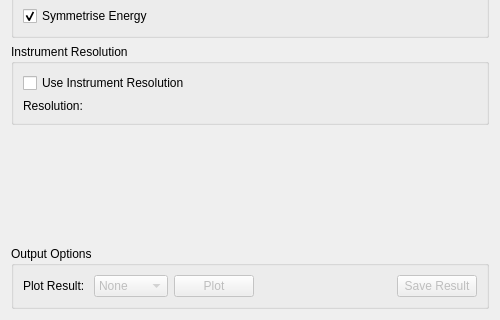
mantidproject/mantid, file MantidQt/CustomInterfaces/inc/MantidQtCustomInterfaces/Indirect/IndirectMolDyn.ui: the form before one commit; both pictures show x 0 to 500 and y 180 to 500 of the 500 by 500 pixel window.
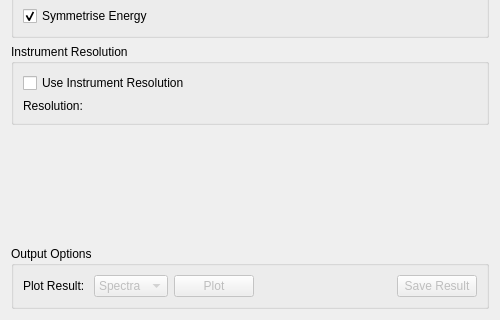
The form after the commit. Custom widgets are drawn as their Qt base class.

Commit message:
Moldyn remove none from plot options
Refs #17025

```diff
--- a/MantidQt/CustomInterfaces/inc/MantidQtCustomInterfaces/Indirect/IndirectMolDyn.ui
+++ b/MantidQt/CustomInterfaces/inc/MantidQtCustomInterfaces/Indirect/IndirectMolDyn.ui
@@ -293,11 +293,6 @@
         <property name="enabled">
          <bool>false</bool>
         </property>
-        <item>
-         <property name="text">
-          <string>None</string>
-         </property>
-        </item>
         <item>
          <property name="text">
           <string>Spectra</string>
```
